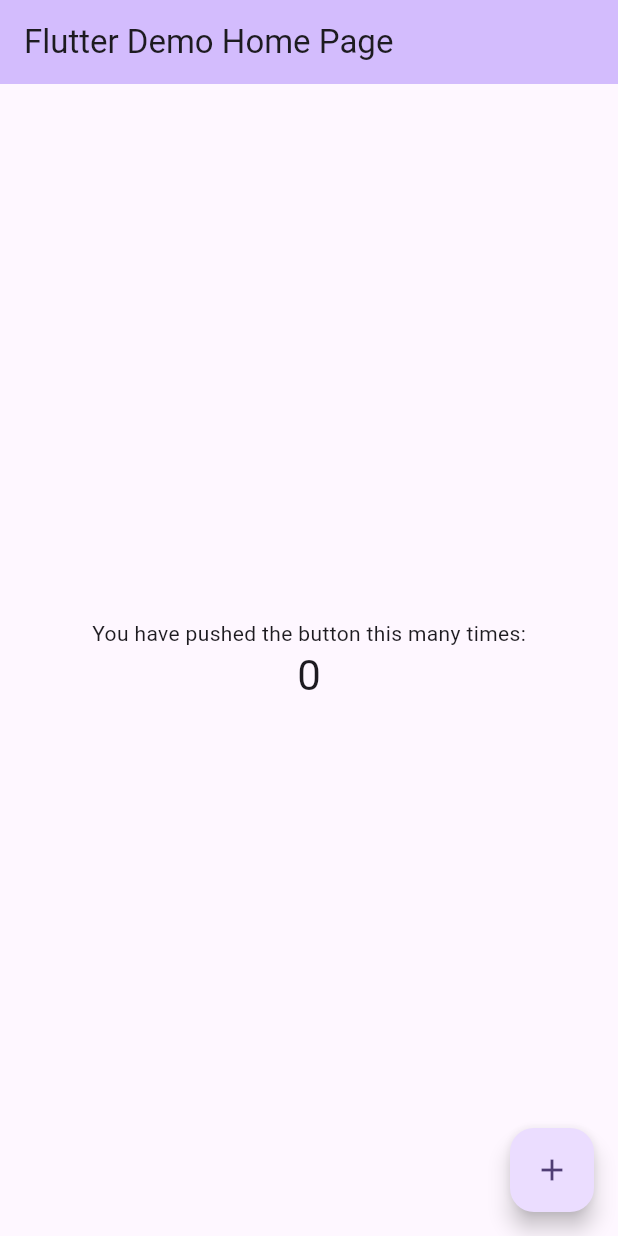
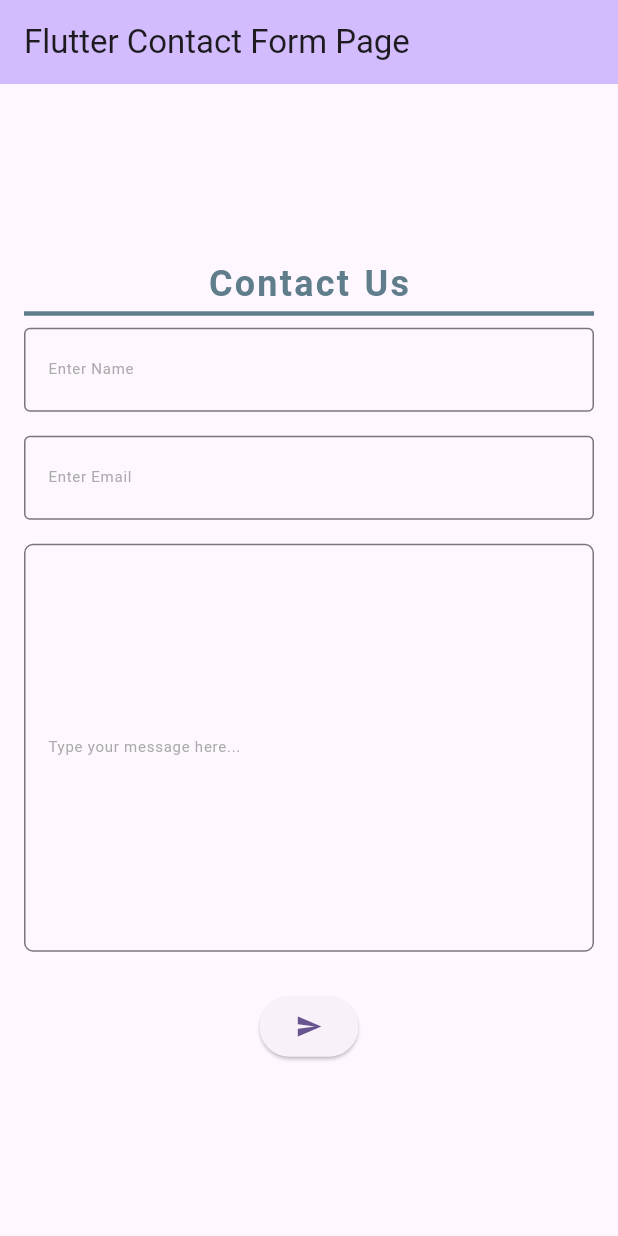
Before and after one commit to Zafron047/flutter_contact_us_form, a Flutter app: the screen it shows after launch, on a phone screen of 412 x 824 dp. Run offline on Flutter 3.47's test engine with Material 3 defaults, Android fonts, the phone set to English and light mode, and no system bars.

Commit message:
Create form

```diff
--- a/contact_form/lib/main.dart
+++ b/contact_form/lib/main.dart
@@ -1,125 +1,6 @@
+import 'package:contact_form/presentation/pages/contact_form.dart';
 import 'package:flutter/material.dart';
 
 void main() {
   runApp(const MyApp());
 }
-
-class MyApp extends StatelessWidget {
-  const MyApp({super.key});
-
-  // This widget is the root of your application.
-  @override
-  Widget build(BuildContext context) {
-    return MaterialApp(
-      title: 'Flutter Demo',
-      theme: ThemeData(
-        // This is the theme of your application.
-        //
-        // TRY THIS: Try running your application with "flutter run". You'll see
-        // the application has a purple toolbar. Then, without quitting the app,
-        // try changing the seedColor in the colorScheme below to Colors.green
-        // and then invoke "hot reload" (save your changes or press the "hot
-        // reload" button in a Flutter-supported IDE, or press "r" if you used
-        // the command line to start the app).
-        //
-        // Notice that the counter didn't reset back to zero; the application
-        // state is not lost during the reload. To reset the state, use hot
-        // restart instead.
-        //
-        // This works for code too, not just values: Most code changes can be
-        // tested with just a hot reload.
-        colorScheme: ColorScheme.fromSeed(seedColor: Colors.deepPurple),
-        useMaterial3: true,
-      ),
-      home: const MyHomePage(title: 'Flutter Demo Home Page'),
-    );
-  }
-}
-
-class MyHomePage extends StatefulWidget {
-  const MyHomePage({super.key, required this.title});
-
-  // This widget is the home page of your application. It is stateful, meaning
-  // that it has a State object (defined below) that contains fields that affect
-  // how it looks.
-
-  // This class is the configuration for the state. It holds the values (in this
-  // case the title) provided by the parent (in this case the App widget) and
-  // used by the build method of the State. Fields in a Widget subclass are
-  // always marked "final".
-
-  final String title;
-
-  @override
-  State<MyHomePage> createState() => _MyHomePageState();
-}
-
-class _MyHomePageState extends State<MyHomePage> {
-  int _counter = 0;
-
-  void _incrementCounter() {
-    setState(() {
-      // This call to setState tells the Flutter framework that something has
-      // changed in this State, which causes it to rerun the build method below
-      // so that the display can reflect the updated values. If we changed
-      // _counter without calling setState(), then the build method would not be
-      // called again, and so nothing would appear to happen.
-      _counter++;
-    });
-  }
-
-  @override
-  Widget build(BuildContext context) {
-    // This method is rerun every time setState is called, for instance as done
-    // by the _incrementCounter method above.
-    //
-    // The Flutter framework has been optimized to make rerunning build methods
-    // fast, so that you can just rebuild anything that needs updating rather
-    // than having to individually change instances of widgets.
-    return Scaffold(
-      appBar: AppBar(
-        // TRY THIS: Try changing the color here to a specific color (to
-        // Colors.amber, perhaps?) and trigger a hot reload to see the AppBar
-        // change color while the other colors stay the same.
-        backgroundColor: Theme.of(context).colorScheme.inversePrimary,
-        // Here we take the value from the MyHomePage object that was created by
-        // the App.build method, and use it to set our appbar title.
-        title: Text(widget.title),
-      ),
-      body: Center(
-        // Center is a layout widget. It takes a single child and positions it
-        // in the middle of the parent.
-        child: Column(
-          // Column is also a layout widget. It takes a list of children and
-          // arranges them vertically. By default, it sizes itself to fit its
-          // children horizontally, and tries to be as tall as its parent.
-          //
-          // Column has various properties to control how it sizes itself and
-          // how it positions its children. Here we use mainAxisAlignment to
-          // center the children vertically; the main axis here is the vertical
-          // axis because Columns are vertical (the cross axis would be
-          // horizontal).
-          //
-          // TRY THIS: Invoke "debug painting" (choose the "Toggle Debug Paint"
-          // action in the IDE, or press "p" in the console), to see the
-          // wireframe for each widget.
-          mainAxisAlignment: MainAxisAlignment.center,
-          children: <Widget>[
-            const Text(
-              'You have pushed the button this many times:',
-            ),
-            Text(
-              '$_counter',
-              style: Theme.of(context).textTheme.headlineMedium,
-            ),
-          ],
-        ),
-      ),
-      floatingActionButton: FloatingActionButton(
-        onPressed: _incrementCounter,
-        tooltip: 'Increment',
-        child: const Icon(Icons.add),
-      ), // This trailing comma makes auto-formatting nicer for build methods.
-    );
-  }
-}
--- /dev/null
+++ b/contact_form/lib/presentation/pages/contact_form.dart
@@ -0,0 +1,95 @@
+import 'package:flutter/material.dart';
+
+class MyApp extends StatelessWidget {
+  const MyApp({super.key});
+
+  @override
+  Widget build(BuildContext context) {
+    return MaterialApp(
+      title: 'Flutter Demo',
+      theme: ThemeData(
+        colorScheme: ColorScheme.fromSeed(seedColor: Colors.deepPurple),
+        useMaterial3: true,
+      ),
+      home: const ContactPage(title: 'Flutter Contact Form Page'),
+    );
+  }
+}
+
+class ContactPage extends StatefulWidget {
+  const ContactPage({super.key, required this.title});
+  final String title;
+
+  @override
+  State<ContactPage> createState() => _ContactPageState();
+}
+
+class _ContactPageState extends State<ContactPage> {
+  @override
+  Widget build(BuildContext context) {
+    return Scaffold(
+      appBar: AppBar(
+        backgroundColor: Theme.of(context).colorScheme.inversePrimary,
+        title: Text(widget.title),
+      ),
+      body: Padding(
+        padding: const EdgeInsets.all(16.0),
+        child: Column(
+          mainAxisAlignment: MainAxisAlignment.center,
+          children: <Widget>[
+            Text("Contact Us",
+                style: TextStyle(
+                  color: Color(Colors.blueGrey.value),
+                  fontSize: 24,
+                  fontWeight: FontWeight.bold,
+                  letterSpacing: 1.5,
+                  wordSpacing: 1.5,
+                  height: 1.5,
+                  // decoration: TextDecoration.underline
+                )),
+            Container(
+              height: 3,
+              color: Colors.blueGrey,
+            ),
+            const SizedBox(height: 8),
+            TextFormField(
+              decoration: const InputDecoration(
+                labelText: 'Enter Name',
+                labelStyle: TextStyle(
+                    color: Color.fromARGB(220, 158, 158, 158), fontSize: 10),
+                border: OutlineInputBorder(
+                    borderRadius: BorderRadius.all(Radius.circular(4.0))),
+              ),
+            ),
+            const SizedBox(height: 16),
+            TextFormField(
+              decoration: const InputDecoration(
+                labelText: 'Enter Email',
+                labelStyle: TextStyle(
+                    color: Color.fromARGB(220, 158, 158, 158), fontSize: 10),
+                border: OutlineInputBorder(
+                    borderRadius: BorderRadius.all(Radius.circular(4.0))),
+              ),
+            ),
+            const SizedBox(height: 16),
+            TextFormField(
+              decoration: const InputDecoration(
+                labelText: 'Type your message here...',
+                labelStyle: TextStyle(
+                    color: Color.fromARGB(220, 158, 158, 158), fontSize: 10),
+                border: OutlineInputBorder(
+                    borderRadius: BorderRadius.all(Radius.circular(6.0))),
+              ),
+              maxLines: 10,
+            ),
+            const SizedBox(height: 26),
+            ElevatedButton(
+              onPressed: () {},
+              child: const Icon(Icons.send),
+            ),
+          ],
+        ),
+      ),
+    );
+  }
+}
```
Also changed, not shown: 1 other file.
